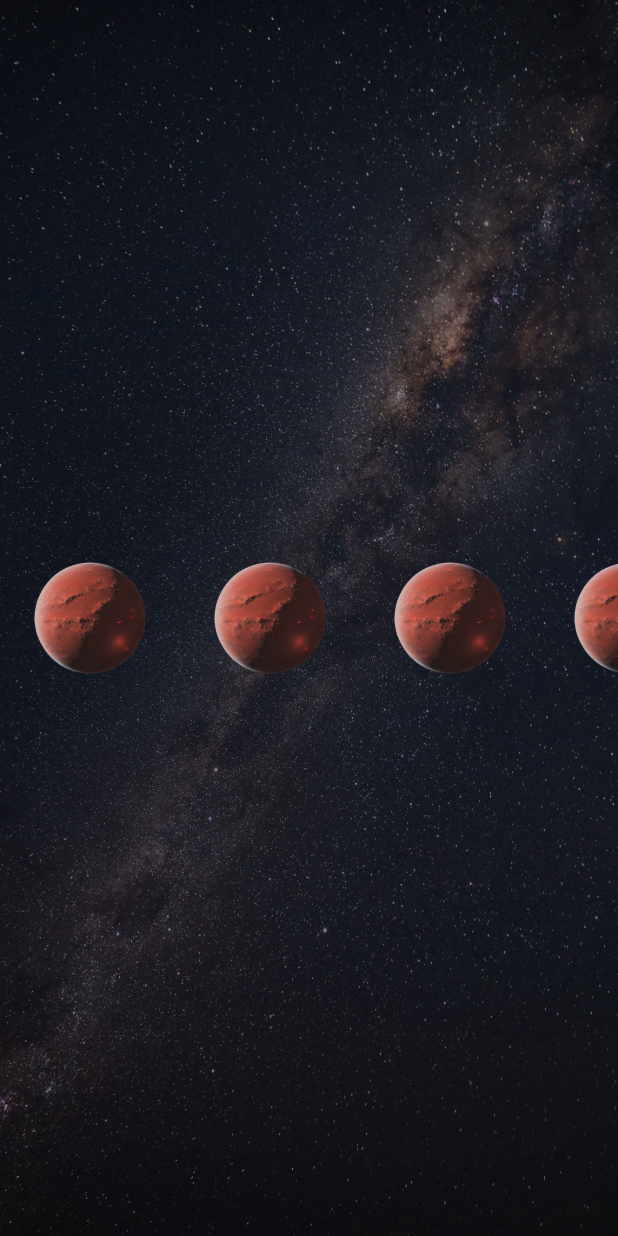
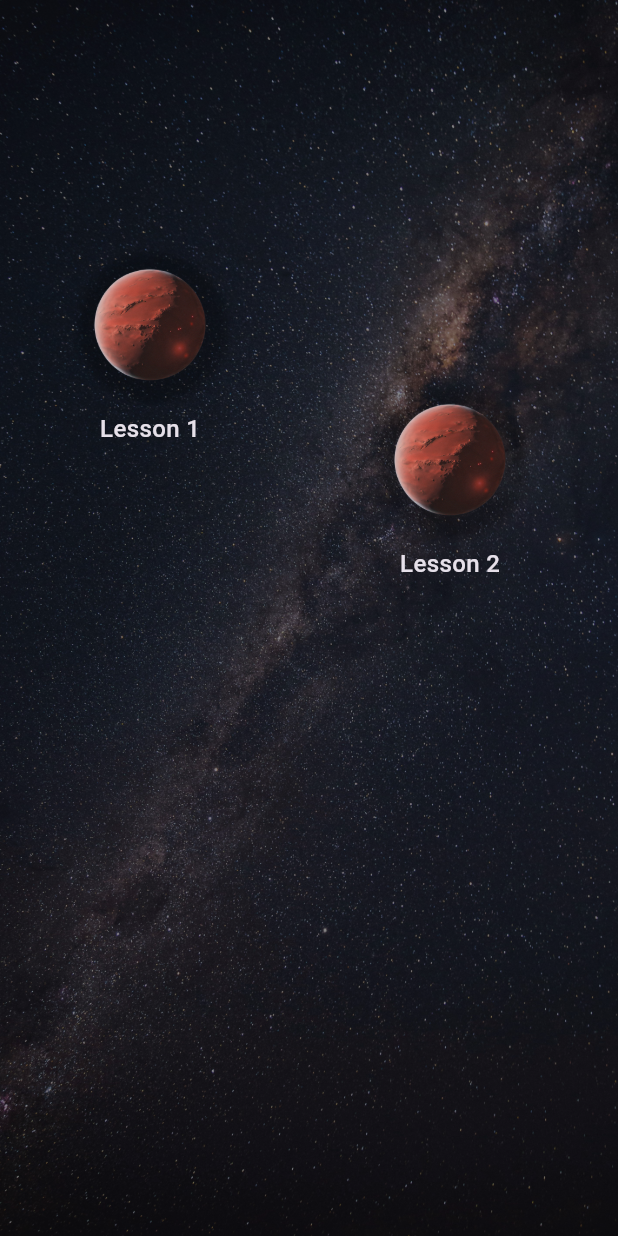
Before and after one commit to luisghdez/lumi_learn, a Flutter app: the CourseOverviewScreen screen opened directly, on a phone screen of 412 x 824 dp. Run offline on Flutter 3.47's test engine with Material 3 defaults, Android fonts, the light colour scheme and no system bars; our stand-ins replace get; Roboto replaces fonts that are missing (Poppins).

Commit message:
waved planets

```diff
--- a/lib/screens/courses/course_overview_screen.dart
+++ b/lib/screens/courses/course_overview_screen.dart
@@ -1,3 +1,4 @@
+import 'dart:math'; // Import for sine function
 import 'package:flutter/material.dart';
 import 'package:get/get.dart';
 import 'package:vibra_app/screens/courses/lessons/lesson_screen.dart';
@@ -8,22 +9,69 @@ class CourseOverviewScreen extends StatelessWidget {
 
   @override
   Widget build(BuildContext context) {
+    // Parameters for the wave effect
+    final double amplitude = 180.0; // Height of the wave
+    final double frequency = pi / 3; // Controls the number of waves
+
     return StarryAppScaffold(
       body: Center(
         child: SingleChildScrollView(
           scrollDirection: Axis.horizontal, // Enable horizontal scrolling
+          child: Container(
+            // expand the height of the container to fill the screen
+
+            height: MediaQuery.of(context).size.height,
             child: Row(
-            children: List.generate(10, (index) {
-              return GestureDetector(
+              mainAxisAlignment: MainAxisAlignment.center,
+              children: List.generate(20, (index) {
+                // Calculate the vertical offset using a sine wave
+                double offsetY = -amplitude * sin(index * frequency + pi / 2);
+
+                return Transform.translate(
+                  offset: Offset(0, offsetY),
+                  child: GestureDetector(
                     onTap: () {
                       Get.to(() => LessonScreen());
                     },
                     child: Padding(
                       padding: const EdgeInsets.symmetric(
-                      horizontal: 10.0), // Add spacing between items
+                          horizontal: 50.0), // Add spacing between items
+                      child: Column(
+                        mainAxisSize: MainAxisSize.min,
+                        children: [
+                          // Circle container for better visual
+                          Container(
+                            decoration: BoxDecoration(
+                              shape: BoxShape.circle,
+                              boxShadow: [
+                                BoxShadow(
+                                  color: Colors.black26,
+                                  blurRadius: 4,
+                                  offset: Offset(2, 2),
+                                ),
+                              ],
+                            ),
+                            child: ClipOval(
                               child: Image.asset(
                                 'assets/planets/red1.png',
                                 width: 100.0, // Set the width of the image
+                                height:
+                                    100.0, // Ensure height matches width for a circle
+                                fit: BoxFit.cover,
+                              ),
+                            ),
+                          ),
+                          SizedBox(height: 8.0),
+                          // Optional: Add a label or number below the circle
+                          Text(
+                            'Lesson ${index + 1}',
+                            style: TextStyle(
+                              fontSize: 16.0,
+                              fontWeight: FontWeight.w500,
+                            ),
+                          ),
+                        ],
+                      ),
                     ),
                   ),
                 );
@@ -31,6 +79,7 @@ class CourseOverviewScreen extends StatelessWidget {
             ),
           ),
         ),
+      ),
     );
   }
 }
```
Lines whose indentation alone changed are shown as unchanged.
